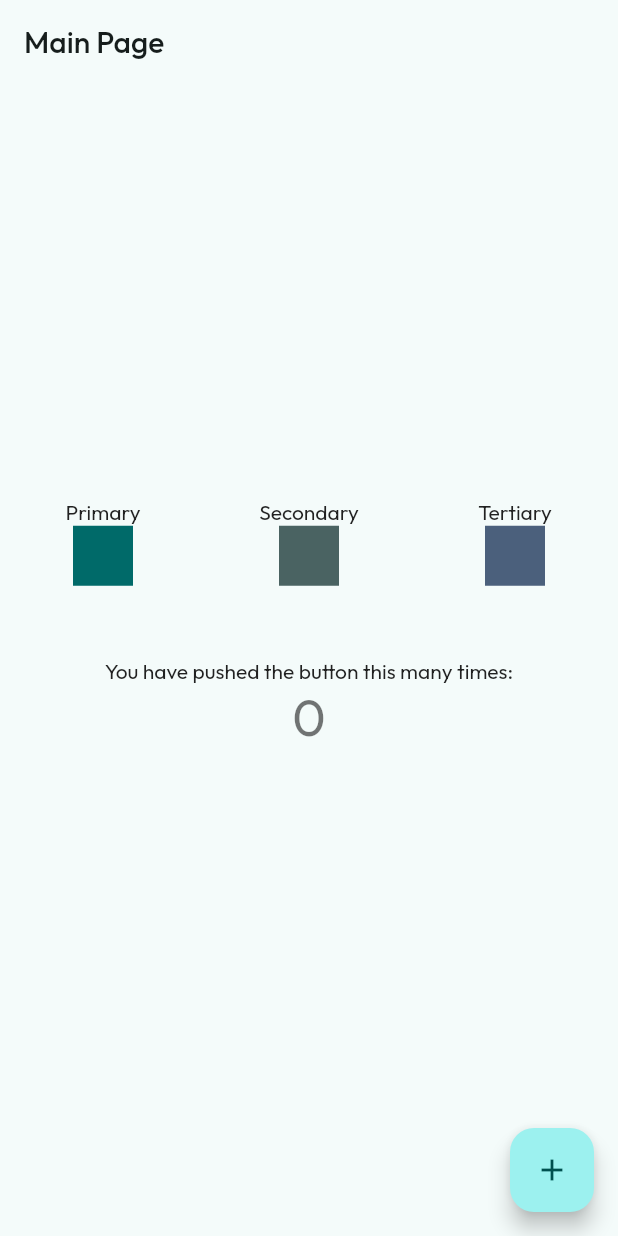
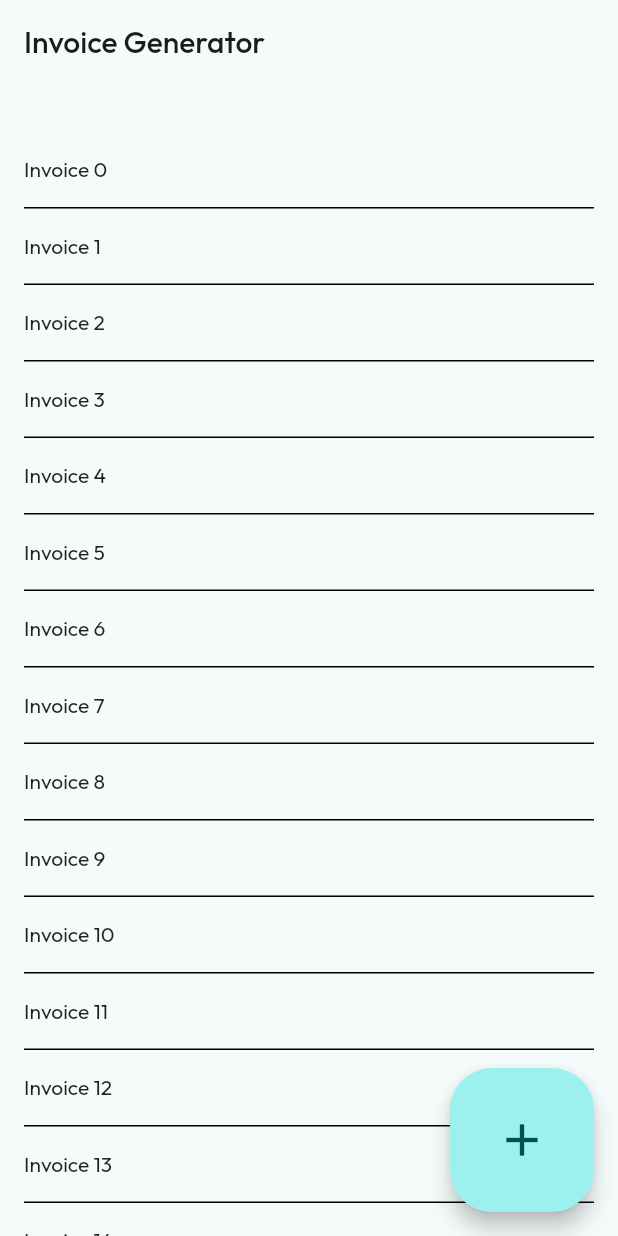
Before and after one commit to theolm/ambush-app, a Flutter app: the screen it shows after launch, on a phone screen of 412 x 824 dp. Run offline on Flutter 3.47's test engine with Material 2 defaults, Android fonts, the phone set to English and light mode, and no system bars; drawn by our look-alikes of dynamic_color; our stand-ins replace auto_route, get_it, google_fonts, injectable, material_color_utilities.

Commit message:
Adding mock screen

```diff
--- a/lib/main.dart
+++ b/lib/main.dart
@@ -2,9 +2,9 @@ import 'package:auto_route/auto_route.dart';
 import 'package:flutter/material.dart';
 import 'package:injectable/injectable.dart';
 import 'package:invoice_app/src/core/di/di.dart';
+import 'package:invoice_app/src/features/invoice_list/presentation/list_page.dart';
 
 import 'src/app.dart';
-import 'src/features/demo_feature/presentation/demo_page.dart';
 
 Future<void> main() async {
   configureDependencies(Environment.prod);
@@ -17,6 +17,6 @@ class MainPage extends StatelessWidget {
 
   @override
   Widget build(BuildContext context) {
-    return DemoPage();
+    return const InvoiceListPage();
   }
 }
--- a/lib/src/features/demo_feature/data/increment_repository.dart
+++ /dev/null
@@ -1,19 +0,0 @@
-import 'package:injectable/injectable.dart';
-
-abstract class IIncrementRepository {
-  int getIncrement();
-}
-
-@dev
-@Injectable(as: IIncrementRepository)
-class DevIncrementRepository implements IIncrementRepository {
-  @override
-  int getIncrement() => 2;
-}
-
-@prod
-@Injectable(as: IIncrementRepository)
-class ProdIncrementRepository implements IIncrementRepository {
-  @override
-  int getIncrement() => 1;
-}
--- a/lib/src/features/demo_feature/domain/increment_use_case.dart
+++ /dev/null
@@ -1,17 +0,0 @@
-import 'package:injectable/injectable.dart';
-
-import '../data/increment_repository.dart';
-
-abstract class IIncrementUseCase {
-  int increment(int current);
-}
-
-@Injectable(as: IIncrementUseCase)
-class IncrementUseCase implements IIncrementUseCase {
-  final IIncrementRepository repository;
-
-  IncrementUseCase(this.repository);
-
-  @override
-  int increment(int current) => current + repository.getIncrement();
-}
--- a/lib/src/features/demo_feature/presentation/demo_page.dart
+++ /dev/null
@@ -1,98 +0,0 @@
-import 'package:flutter/material.dart';
-import 'package:flutter_mobx/flutter_mobx.dart';
-
-import '../../../core/di/di.dart';
-import 'demo_viewmodel.dart';
-
-class DemoPage extends StatelessWidget {
-  DemoPage({super.key});
-
-  final DemoViewModel viewmodel = getIt();
-
-  @override
-  Widget build(BuildContext context) {
-    return Scaffold(
-      appBar: AppBar(
-        title: Text('Main Page'),
-      ),
-      body: Column(
-        mainAxisAlignment: MainAxisAlignment.center,
-        children: [
-          Row(
-            mainAxisSize: MainAxisSize.max,
-            children: [
-              SchemeColorBox(
-                label: 'Primary',
-                color: Theme.of(context).colorScheme.primary,
-              ),
-              SchemeColorBox(
-                label: 'Secondary',
-                color: Theme.of(context).colorScheme.secondary,
-              ),
-              SchemeColorBox(
-                label: 'Tertiary',
-                color: Theme.of(context).colorScheme.tertiary,
-              ),
-            ],
-          ),
-          Container(height: 32),
-          Center(
-            child: Column(
-              mainAxisAlignment: MainAxisAlignment.center,
-              children: <Widget>[
-                const Text(
-                  'You have pushed the button this many times:',
-                ),
-                Observer(builder: (context) {
-                  return Text(
-                    '${viewmodel.count}',
-                    style: Theme.of(context).textTheme.headlineMedium,
-                  );
-                }),
-              ],
-            ),
-          ),
-          Container(height: 64),
-        ],
-      ),
-      floatingActionButton: FloatingActionButton(
-        onPressed: () {
-          viewmodel.incrementCounter();
-        },
-        tooltip: 'Increment',
-        child: const Icon(Icons.add),
-      ),
-    );
-    ;
-  }
-}
-
-class SchemeColorBox extends StatelessWidget {
-  final String label;
-  final Color color;
-
-  const SchemeColorBox({
-    Key? key,
-    required this.label,
-    required this.color,
-  }) : super(key: key);
-
-  @override
-  Widget build(BuildContext context) {
-    return Expanded(
-      child: Padding(
-        padding: const EdgeInsets.all(16.0),
-        child: Column(
-          children: [
-            Text(label),
-            Container(
-              color: color,
-              height: 40,
-              width: 40,
-            ),
-          ],
-        ),
-      ),
-    );
-  }
-}
--- a/lib/src/features/demo_feature/presentation/demo_viewmodel.dart
+++ /dev/null
@@ -1,25 +0,0 @@
-import 'package:injectable/injectable.dart';
-import 'package:mobx/mobx.dart';
-
-import '../domain/increment_use_case.dart';
-
-part 'demo_viewmodel.g.dart';
-
-@injectable
-class DemoViewModel extends _DemoViewModelBase with _$DemoViewModel {
-  DemoViewModel(IIncrementUseCase incrementUseCase) : super(incrementUseCase);
-}
-
-abstract class _DemoViewModelBase with Store {
-  final IIncrementUseCase incrementUseCase;
-
-  _DemoViewModelBase(this.incrementUseCase);
-
-  @observable
-  int count = 0;
-
-  @action
-  void incrementCounter() {
-    count = incrementUseCase.increment(count);
-  }
-}
--- /dev/null
+++ b/lib/src/features/invoice_list/presentation/list_page.dart
@@ -0,0 +1,35 @@
+import 'package:flutter/material.dart';
+
+class InvoiceListPage extends StatelessWidget {
+  const InvoiceListPage({Key? key}) : super(key: key);
+
+  @override
+  Widget build(BuildContext context) {
+    return Scaffold(
+      appBar: AppBar(
+        title:
+            const Text("Invoice Generator"), //TODO: isloate strings in local.
+      ),
+      floatingActionButton: FloatingActionButton.large(
+        onPressed: () {},
+        child: const Icon(Icons.add),
+      ),
+      body: ListView.separated(
+        itemCount: 100,
+        padding: const EdgeInsets.symmetric(horizontal: 16, vertical: 32),
+        separatorBuilder: (_, __) => Container(
+          height: 1,
+          width: double.infinity,
+          color: Colors.black,
+        ),
+        itemBuilder: (context, index) {
+          return Container(
+            height: 50,
+            alignment: Alignment.centerLeft,
+            child: Text("Invoice $index"),
+          );
+        },
+      ),
+    );
+  }
+}
```
Also changed, not shown: lib/src/core/di/di.config.dart.
